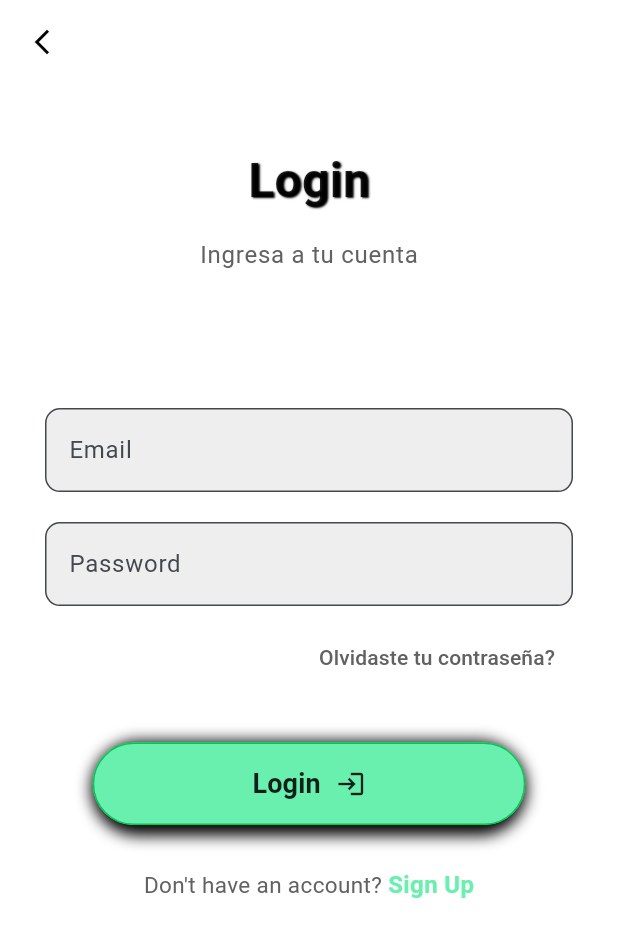
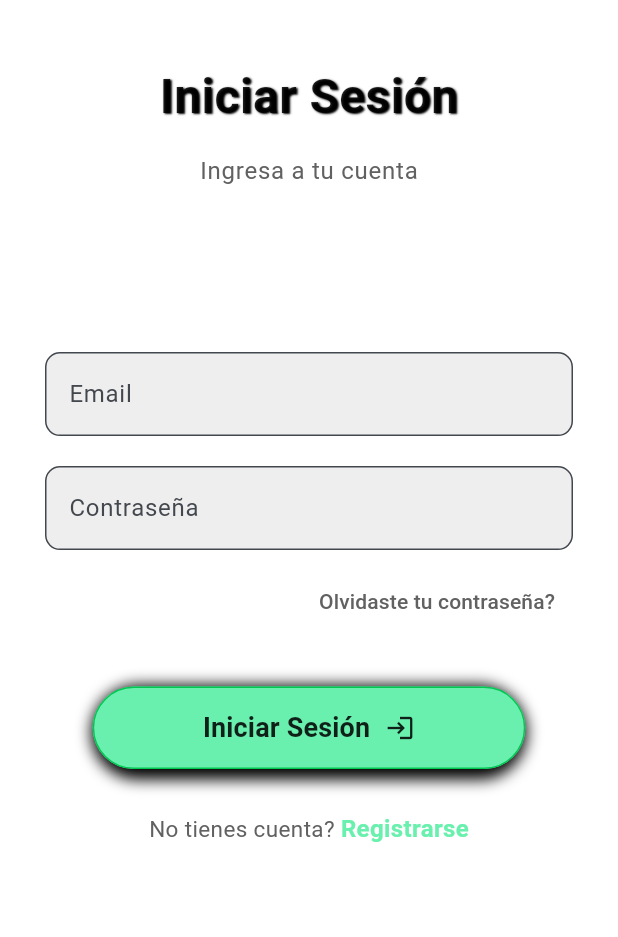
Before and after one commit to juantaborda27/Chick_Stell-Repository, a Flutter app: the screen it shows after launch, on a phone screen of 412 x 824 dp. Shown: the top 937 px of the screen. Run offline on Flutter 3.47's test engine with Material 3 defaults, Android fonts, the phone set to English and light mode, and no system bars; our stand-ins replace animate_do, cloud_firestore, firebase_auth, firebase_core, get, get_storage; accounts and stored records are empty.

Commit message:
Traduccion de Login, SignUp y eliminacion botenes Back

```diff
--- a/chick_stell_view/lib/views/login/login.dart
+++ b/chick_stell_view/lib/views/login/login.dart
@@ -17,14 +17,7 @@ class LoginPage extends StatelessWidget {
     return Scaffold(
       resizeToAvoidBottomInset: false,
       backgroundColor: Colors.white,
-      appBar: AppBar(
-        elevation: 0,
-        backgroundColor: Colors.white,
-        leading: IconButton(
-          onPressed: () => Get.back(),
-          icon: const Icon(Icons.arrow_back_ios_new, color: Colors.black, size: 20),
-        ),
-      ),
+
       body: Container(
         height: screenSize.height,
         width: double.infinity,
@@ -38,7 +31,7 @@ class LoginPage extends StatelessWidget {
               child: Column(
                 children: [
                   Text(
-                    'Login',
+                    'Iniciar Sesión',
                     style: TextStyle(
                       fontSize: 32,
                       fontWeight: FontWeight.bold,
@@ -128,7 +121,7 @@ class LoginPage extends StatelessWidget {
       controller: passwordController,
       obscureText: true,
       decoration: InputDecoration(
-        labelText: "Password",
+        labelText: "Contraseña",
         border: OutlineInputBorder(
           borderRadius: BorderRadius.circular(10.0),
         ),
@@ -185,7 +178,7 @@ class LoginPage extends StatelessWidget {
           mainAxisAlignment: MainAxisAlignment.center,
           children: [
             const Text(
-              'Login',
+              'Iniciar Sesión',
               style: TextStyle(
                 fontWeight: FontWeight.w600,
                 fontSize: 18,
@@ -208,7 +201,7 @@ class LoginPage extends StatelessWidget {
       mainAxisAlignment: MainAxisAlignment.center,
       children: [
         Text(
-          "Don't have an account? ",
+          "No tienes cuenta? ",
           style: TextStyle(
             color: Colors.grey[700],
             fontSize: 15,
@@ -217,7 +210,7 @@ class LoginPage extends StatelessWidget {
         GestureDetector(
           onTap: () => Get.toNamed('signup'),
           child: const Text(
-            'Sign Up',
+            'Registrarse',
             style: TextStyle(
               fontWeight: FontWeight.w600,
               fontSize: 16,
--- a/chick_stell_view/lib/views/login/singup.dart
+++ b/chick_stell_view/lib/views/login/singup.dart
@@ -19,14 +19,7 @@ class SingUp extends StatelessWidget {
     return Scaffold(
       resizeToAvoidBottomInset: false,
       backgroundColor: Colors.white,
-      appBar: AppBar(
-        elevation: 0,
-        backgroundColor: Colors.white,
-        leading: IconButton(
-          onPressed: () => Get.back(),
-          icon: const Icon(Icons.arrow_back_ios_new, color: Colors.black, size: 20),
-        ),
-      ),
+
       body: Obx(() => Container(
         height: screenSize.height,
         width: double.infinity,
@@ -42,7 +35,7 @@ class SingUp extends StatelessWidget {
                     child: Column(
                       children: [
                         Text(
-                          'Sign Up',
+                          'Registrarse',
                           style: TextStyle(
                             fontSize: 32,
                             fontWeight: FontWeight.bold,
@@ -129,7 +122,7 @@ class SingUp extends StatelessWidget {
         controller: passwordController,
         obscureText: true,
         decoration: InputDecoration(
-          labelText: "Password",
+          labelText: "Contraseña",
           border: OutlineInputBorder(
             borderRadius: BorderRadius.circular(10.0),
           ),
@@ -147,7 +140,7 @@ class SingUp extends StatelessWidget {
         controller: confirmPasswordController,
         obscureText: true,
         decoration: InputDecoration(
-          labelText: "Confirm Password",
+          labelText: "Confirmar Contraseña",
           border: OutlineInputBorder(
             borderRadius: BorderRadius.circular(10.0),
           ),
@@ -192,7 +185,7 @@ class SingUp extends StatelessWidget {
             mainAxisAlignment: MainAxisAlignment.center,
             children: [
               const Text(
-                'Create Account',
+                'Crear Cuenta',
                 style: TextStyle(
                   fontWeight: FontWeight.w600,
                   fontSize: 18,
```
